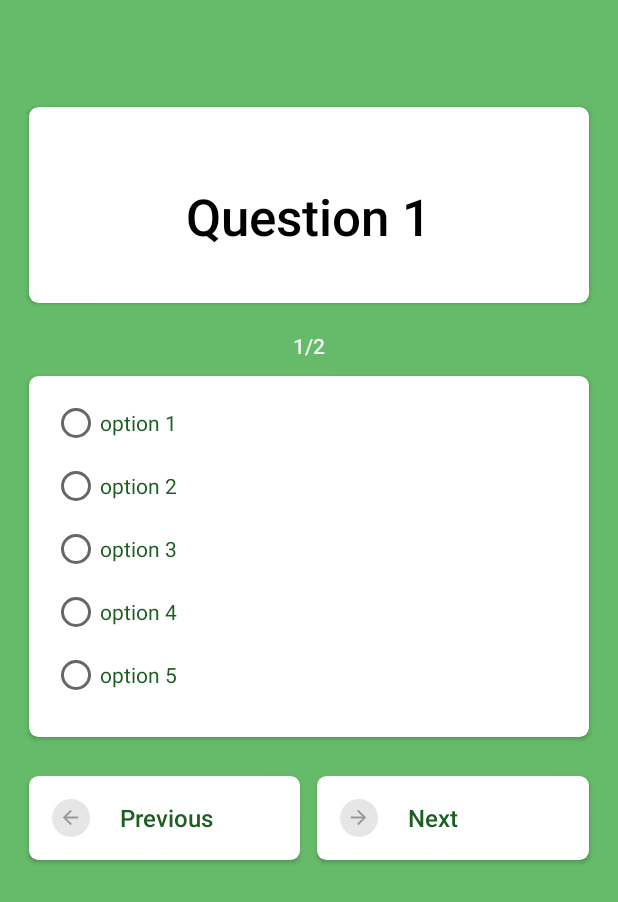
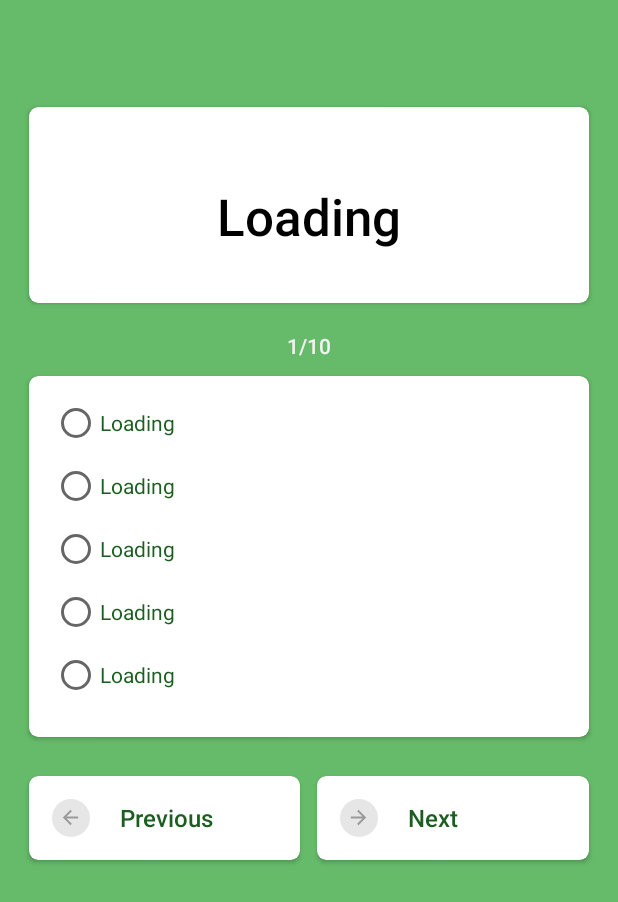
Before and after one commit to dedongh/GRE-QuizApp, an Android app: the StudyActivity screen opened directly, with no data from a screen before it, on a phone screen of 412 x 824 dp. Shown: the top 902 px of the screen. Run offline under Robolectric (Android 15) with nearby library versions, the phone set to English and light mode, and no system bars; our stand-ins replace Firebase (no records; nobody signed in at launch, a user with empty details on screens opened directly); 1 statement that could not run was skipped.

Commit message:
Questions Activity

```diff
--- a/app/src/main/java/com/example/gre/Activity/StudyActivity.java
+++ b/app/src/main/java/com/example/gre/Activity/StudyActivity.java
@@ -30,6 +30,7 @@ import com.google.firebase.database.ValueEventListener;
 
 import java.util.ArrayList;
 import java.util.Collections;
+import java.util.HashMap;
 import java.util.List;
 import java.util.stream.Collectors;
 
@@ -54,6 +55,7 @@ public class StudyActivity extends AppCompatActivity implements View.OnClickList
     private FirebaseUser currentUser;
 
     List<Question> tempQuestions = new ArrayList<>();
+
     @Override
     protected void onCreate(Bundle savedInstanceState) {
         super.onCreate(savedInstanceState);
@@ -101,6 +103,7 @@ public class StudyActivity extends AppCompatActivity implements View.OnClickList
                         Common.questionArrayList = tempQuestions.stream().limit(10).collect(Collectors.<Question>toList());
 
                         totalQuestion = Common.questionArrayList.size();
+
 
                         showQuestion(++index);
                     }
@@ -155,8 +158,11 @@ public class StudyActivity extends AppCompatActivity implements View.OnClickList
                if (radioButton.getText().toString().equals(Common.questionArrayList.get(index).getAnswer())) {
                    score += 2;
                    correctAnswer++;
+
+                   Common.scores_by_category.put(Common.questionArrayList.get(index).getCategory_id(), score);
                    showQuestion(++index); // next question
                } else {
+                   Common.scores_by_category.put(Common.questionArrayList.get(index).getCategory_id(), score);
                    showQuestion(++index);
                }
             }
--- a/app/src/main/java/com/example/gre/Common/Common.java
+++ b/app/src/main/java/com/example/gre/Common/Common.java
@@ -4,10 +4,12 @@ import com.example.gre.Model.Question;
 import com.example.gre.Model.User;
 
 import java.util.ArrayList;
+import java.util.HashMap;
 import java.util.List;
 
 public class Common {
     public static String category_id;
     public static User currentUser;
     public static List<Question> questionArrayList = new ArrayList<>();
+    public static HashMap<String, Integer> scores_by_category = new HashMap<>();
 }
--- a/app/src/main/res/layout/activity_main.xml
+++ b/app/src/main/res/layout/activity_main.xml
@@ -94,7 +94,7 @@
                             <TextView
                                 android:layout_width="wrap_content"
                                 android:layout_height="wrap_content"
-                                android:text="ELITE"
+                                android:text="SCORE"
                                 android:textAppearance="@style/TextAppearance.AppCompat.Caption"
                                 android:textColor="@color/blue_grey_300"
                                 app:fontFamily="sans-serif-medium" />
@@ -107,9 +107,10 @@
                                 android:background="@color/red_300" />
 
                             <TextView
+                                android:id="@+id/user_score"
                                 android:layout_width="wrap_content"
                                 android:layout_height="wrap_content"
-                                android:text="1.2 K POINTS"
+                                android:text="0"
                                 android:textAppearance="@style/TextAppearance.AppCompat.Caption"
                                 android:textColor="@color/grey_40" />
                         </LinearLayout>
--- a/app/src/main/res/layout/activity_study.xml
+++ b/app/src/main/res/layout/activity_study.xml
@@ -86,7 +86,7 @@
                             android:layout_width="wrap_content"
                             android:layout_height="wrap_content"
                             android:padding="10dp"
-                            android:text="Question 1"
+                            android:text="Loading"
                             android:textAppearance="@style/Base.TextAppearance.AppCompat.Display1"
                             android:textColor="@android:color/black"
                             app:fontFamily="sans-serif-medium" />
@@ -111,7 +111,7 @@
                     android:layout_marginTop="@dimen/spacing_middle"
                     android:layout_marginBottom="@dimen/spacing_medium"
                     android:gravity="center"
-                    android:text="1/2"
+                    android:text="1/10"
                     android:textAppearance="@style/Base.TextAppearance.AppCompat.Body2"
                     android:textColor="@color/grey_5"
                     app:fontFamily="sans-serif-medium" />
@@ -144,7 +144,7 @@
                                 android:layout_width="wrap_content"
                                 android:layout_height="wrap_content"
                                 android:layout_marginBottom="10dp"
-                                android:text="option 1"
+                                android:text="Loading"
                                 android:textColor="@color/green_900" />
 
                             <RadioButton
@@ -152,7 +152,7 @@
                                 android:layout_width="wrap_content"
                                 android:layout_height="wrap_content"
                                 android:layout_marginBottom="10dp"
-                                android:text="option 2"
+                                android:text="Loading"
                                 android:textColor="@color/green_900" />
 
                             <RadioButton
@@ -160,7 +160,7 @@
                                 android:layout_width="wrap_content"
                                 android:layout_height="wrap_content"
                                 android:layout_marginBottom="10dp"
-                                android:text="option 3"
+                                android:text="Loading"
                                 android:textColor="@color/green_900" />
 
                             <RadioButton
@@ -168,7 +168,7 @@
                                 android:layout_width="wrap_content"
                                 android:layout_height="wrap_content"
                                 android:layout_marginBottom="10dp"
-                                android:text="option 4"
+                                android:text="Loading"
                                 android:textColor="@color/green_900" />
 
                             <RadioButton
@@ -176,7 +176,7 @@
                                 android:layout_width="wrap_content"
                                 android:layout_height="wrap_content"
                                 android:layout_marginBottom="10dp"
-                                android:text="option 5"
+                                android:text="Loading"
                                 android:textColor="@color/green_900" />
 
                         </RadioGroup>
```
Also changed, not shown: app/src/main/java/com/example/gre/Activity/MainActivity.java (+27 -2 lines), app/src/main/java/com/example/gre/Activity/SessionCompleteActivity.java (+74 -0 lines), app/src/main/java/com/example/gre/Model/User.java (+12 -0 lines), app/src/main/res/layout/activity_session_complete.xml (+22 -2 lines).
